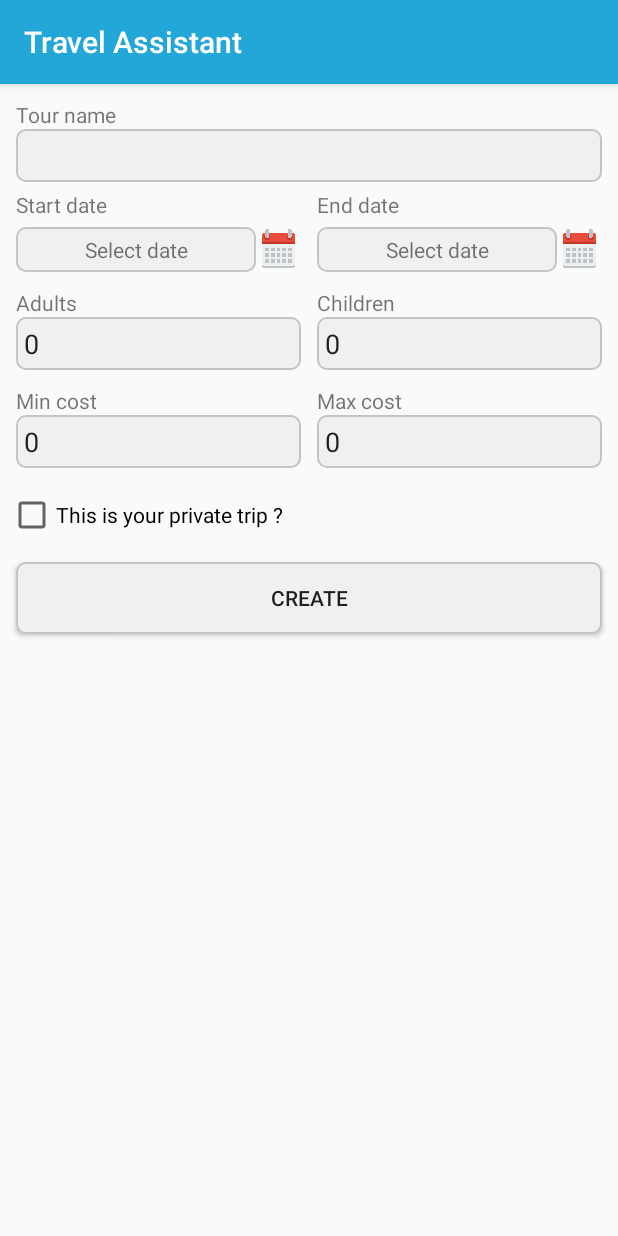
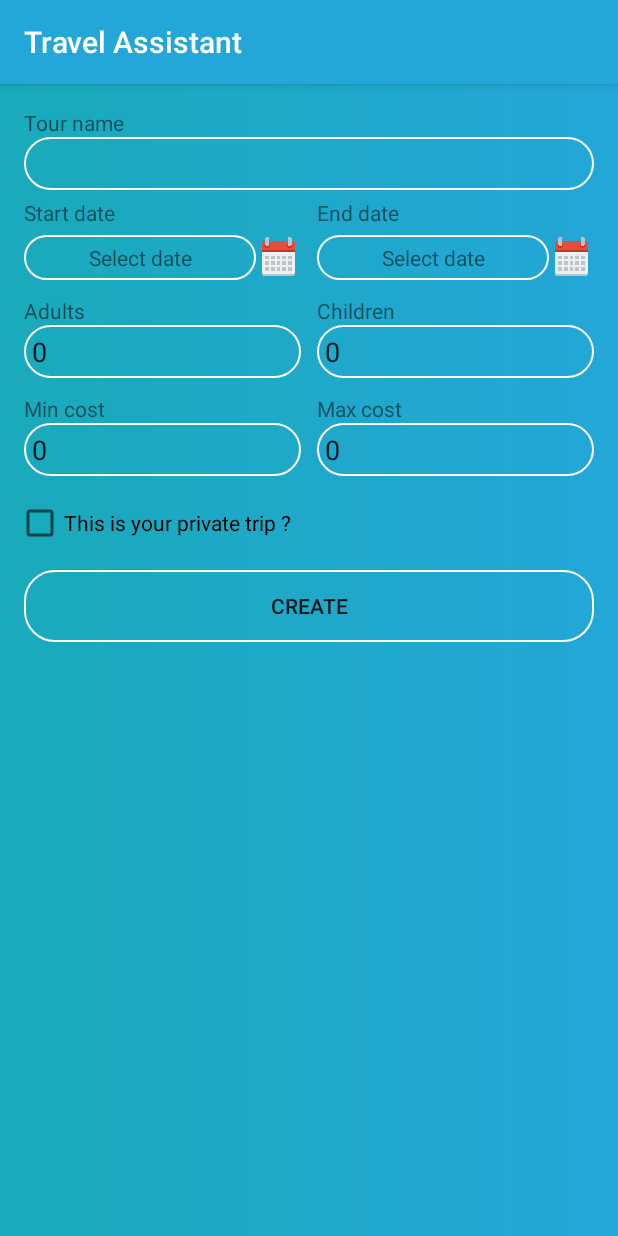
Before and after one commit to NguyenfromVN/MobileAppDevelopment, an Android app: the CreateTour screen opened directly, with no data from a screen before it, on a phone screen of 412 x 824 dp. Run offline under Robolectric (Android 15) with nearby library versions, the phone set to English and light mode, and no system bars.

Commit message:
Modify manifest file and layout files
Modify manifest file and layout files

```diff
--- a/Source/ProjectApplication/app/src/main/res/drawable/border_layout.xml
+++ b/Source/ProjectApplication/app/src/main/res/drawable/border_layout.xml
@@ -1,13 +1,13 @@
 <?xml version="1.0" encoding="utf-8"?>
 <shape xmlns:android="http://schemas.android.com/apk/res/android">
     <corners
-        android:radius="6dp" />
+        android:radius="10dp" />
 
     <solid
-        android:color="#f0f0f0"/>
+        android:color="#e8e8e8"/>
 
     <stroke
         android:width="1dp"
-        android:color="#C4C4C4" />
+        android:color="#c7c7c7" />
 
 </shape>
--- a/Source/ProjectApplication/app/src/main/res/layout/create_tour.xml
+++ b/Source/ProjectApplication/app/src/main/res/layout/create_tour.xml
@@ -1,7 +1,9 @@
 <?xml version="1.0" encoding="utf-8"?>
 <LinearLayout xmlns:android="http://schemas.android.com/apk/res/android"
     android:orientation="vertical" android:layout_width="match_parent"
-    android:layout_height="match_parent">
+    android:layout_height="match_parent"
+    android:background="@drawable/grad_bg"
+    android:padding="5dp">
 
     <ScrollView
         android:layout_width="match_parent"
@@ -28,7 +30,7 @@
                     android:id="@+id/editTextName"
                     android:layout_width="match_parent"
                     android:layout_height="wrap_content"
-                    android:background="@drawable/border_layout"
+                    android:background="@drawable/btn_bg"
                     android:padding="5dp" />
 
             </LinearLayout>
@@ -62,7 +64,7 @@
                             android:layout_height="wrap_content"
                             android:layout_gravity="center"
                             android:layout_weight="1"
-                            android:background="@drawable/border_layout"
+                            android:background="@drawable/btn_bg"
                             android:padding="5dp"
                             android:text="Select date"
                             android:textAlignment="center" />
@@ -102,7 +104,7 @@
                             android:layout_height="wrap_content"
                             android:layout_gravity="center"
                             android:layout_weight="1"
-                            android:background="@drawable/border_layout"
+                            android:background="@drawable/btn_bg"
                             android:padding="5dp"
                             android:text="Select date"
                             android:textAlignment="center" />
@@ -142,7 +144,7 @@
                         android:layout_width="match_parent"
                         android:layout_height="wrap_content"
                         android:text="0"
-                        android:background="@drawable/border_layout"
+                        android:background="@drawable/btn_bg"
                         android:padding="5dp"/>
 
                 </LinearLayout>
@@ -164,7 +166,7 @@
                         android:layout_width="match_parent"
                         android:layout_height="wrap_content"
                         android:text="0"
-                        android:background="@drawable/border_layout"
+                        android:background="@drawable/btn_bg"
                         android:padding="5dp"/>
 
                 </LinearLayout>
@@ -194,7 +196,7 @@
                         android:layout_width="match_parent"
                         android:layout_height="wrap_content"
                         android:text="0"
-                        android:background="@drawable/border_layout"
+                        android:background="@drawable/btn_bg"
                         android:padding="5dp"/>
 
                 </LinearLayout>
@@ -216,7 +218,7 @@
                         android:layout_width="match_parent"
                         android:layout_height="wrap_content"
                         android:text="0"
-                        android:background="@drawable/border_layout"
+                        android:background="@drawable/btn_bg"
                         android:padding="5dp"/>
 
                 </LinearLayout>
@@ -238,7 +240,7 @@
                 android:layout_marginTop="5dp"
                 android:layout_marginRight="5dp"
                 android:layout_marginBottom="10dp"
-                android:background="@drawable/border_layout"
+                android:background="@drawable/btn_bg"
                 android:text="Create" />
 
         </LinearLayout>
```
Also changed, not shown: Source/ProjectApplication/app/src/main/AndroidManifest.xml (+8 -0 lines), Source/ProjectApplication/app/src/main/res/layout/content_main_of_list_tours.xml (+5 -2 lines), Source/ProjectApplication/app/src/main/res/layout/custom_listview_item.xml (+10 -2 lines).
